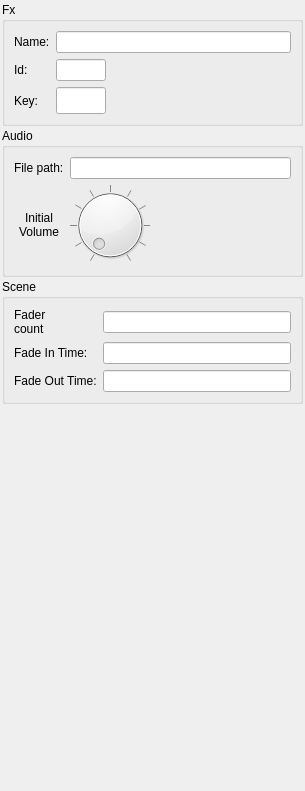
The window that StageRunner/gui/fxitempropertywidget.ui (Pit1966/StageRunner) describes before a commit, drawn with Qt 5.
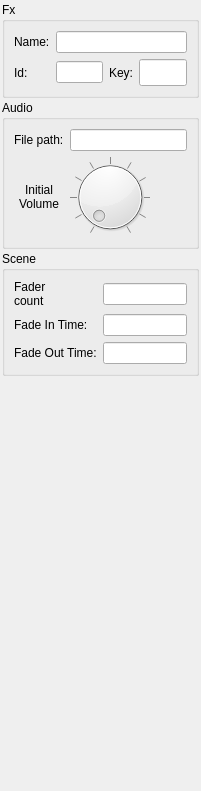
The same window after the commit. Custom widgets are drawn as their Qt base class.

The edit to the form file:
```diff
--- a/StageRunner/gui/fxitempropertywidget.ui
+++ b/StageRunner/gui/fxitempropertywidget.ui
@@ -6,7 +6,7 @@
    <rect>
     <x>0</x>
     <y>0</y>
-    <width>305</width>
+    <width>201</width>
     <height>791</height>
    </rect>
   </property>
@@ -72,15 +72,15 @@
         </property>
        </widget>
       </item>
-      <item row="2" column="0">
+      <item row="1" column="2">
        <widget class="QLabel" name="keyLabel">
         <property name="text">
          <string>Key:</string>
         </property>
        </widget>
       </item>
-      <item row="2" column="1">
-       <widget class="QLineEdit" name="keyEdit">
+      <item row="1" column="3">
+       <widget class="PsLineEdit" name="keyEdit">
         <property name="maximumSize">
          <size>
           <width>50</width>
@@ -100,7 +100,7 @@
         </property>
        </widget>
       </item>
-      <item row="0" column="1">
+      <item row="0" column="1" colspan="3">
        <widget class="QLineEdit" name="nameEdit"/>
       </item>
      </layout>
```
